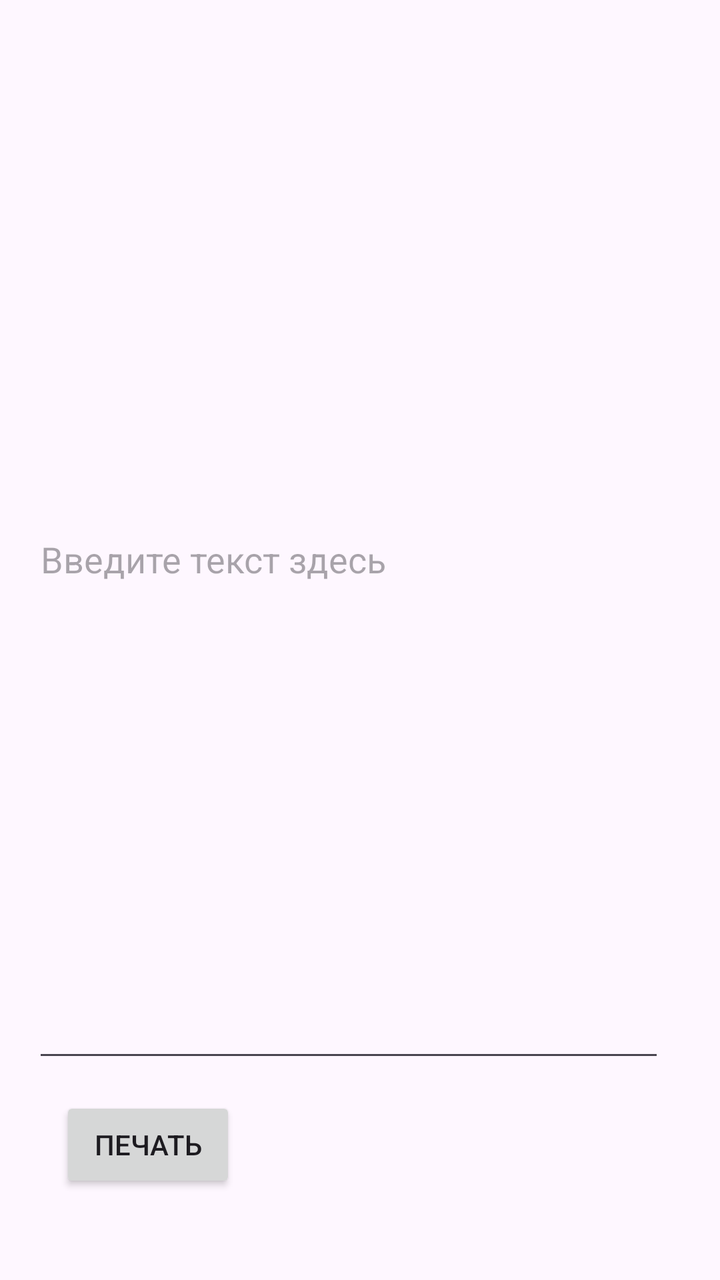
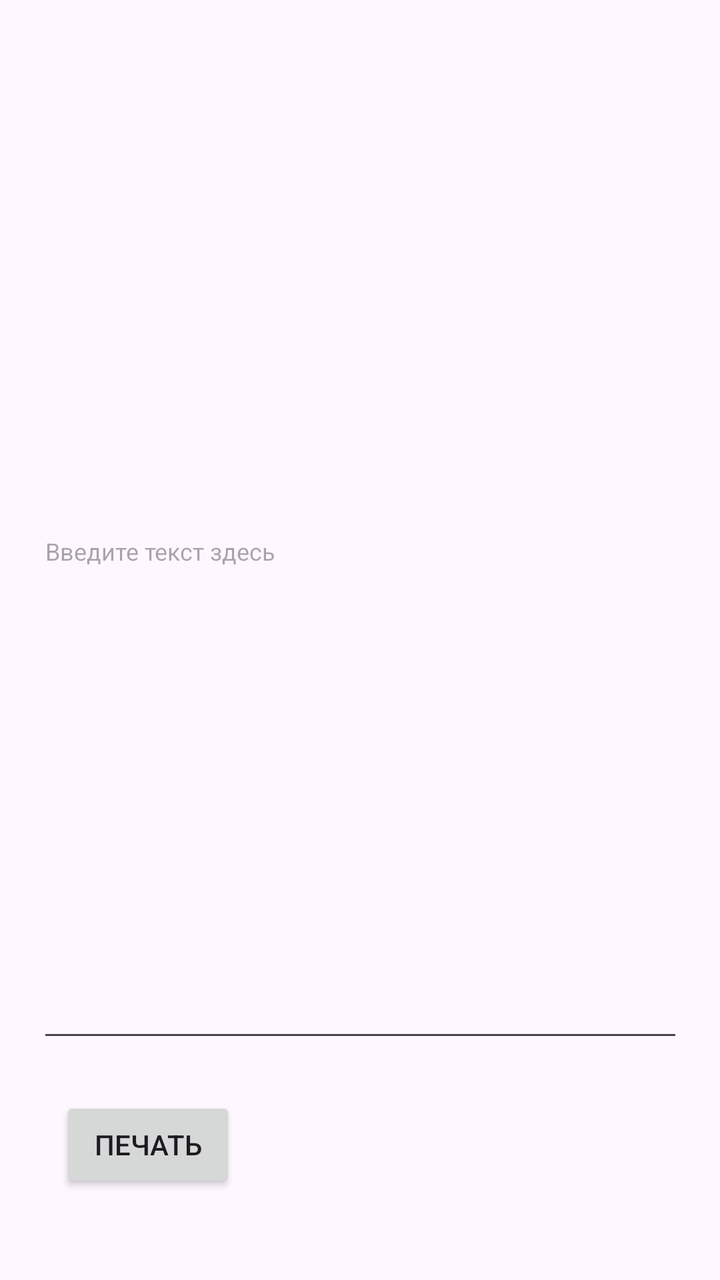

Screens rendered from an Android XML layout before and after an edit, with the pre-edit source and the edit as a unified diff.
<!-- AndroidManifest.xml: application theme Theme.TermPrinter -->
<!-- res/layout/text_printer.xml -->
<?xml version="1.0" encoding="utf-8"?>
<androidx.constraintlayout.widget.ConstraintLayout xmlns:android="http://schemas.android.com/apk/res/android"
    xmlns:app="http://schemas.android.com/apk/res-auto"
    xmlns:tools="http://schemas.android.com/tools"
    android:id="@+id/main"
    android:layout_width="match_parent"
    android:layout_height="match_parent"
    tools:context=".printer.TextPrinter">

    <Button
        android:id="@+id/print"
        android:layout_width="wrap_content"
        android:layout_height="wrap_content"
        android:onClick="goPrint"
        android:text="печать"
        app:layout_constraintBottom_toBottomOf="parent"
        app:layout_constraintEnd_toEndOf="parent"
        app:layout_constraintHorizontal_bias="0.11"
        app:layout_constraintStart_toStartOf="parent"
        app:layout_constraintTop_toTopOf="parent"
        app:layout_constraintVertical_bias="0.926" />

    <EditText
        android:id="@+id/simpleEditText"
        android:layout_width="316dp"
        android:layout_height="516dp"
        android:hint="Введите текст здесь"
        android:inputType="textMultiLine"
        app:layout_constraintBottom_toBottomOf="parent"
        app:layout_constraintEnd_toEndOf="parent"
        app:layout_constraintHorizontal_bias="0.368"
        app:layout_constraintStart_toStartOf="parent"
        app:layout_constraintTop_toTopOf="parent"
        app:layout_constraintVertical_bias="0.162" />
</androidx.constraintlayout.widget.ConstraintLayout>
<!-- resources referenced by this layout -->
<resources>
  <style name="Theme.TermPrinter" parent="Base.Theme.TermPrinter" />
  <style name="Base.Theme.TermPrinter" parent="Theme.Material3.DayNight.NoActionBar">
          
          
      </style>
</resources>

<!-- the commit's change to res/layout/text_printer.xml (unified diff, before → after) -->
@@ -22,14 +22,40 @@
 
     <EditText
         android:id="@+id/simpleEditText"
-        android:layout_width="316dp"
-        android:layout_height="516dp"
+        android:layout_width="323dp"
+        android:layout_height="504dp"
         android:hint="Введите текст здесь"
         android:inputType="textMultiLine"
+        android:textSize="12sp"
         app:layout_constraintBottom_toBottomOf="parent"
         app:layout_constraintEnd_toEndOf="parent"
-        app:layout_constraintHorizontal_bias="0.368"
         app:layout_constraintStart_toStartOf="parent"
         app:layout_constraintTop_toTopOf="parent"
         app:layout_constraintVertical_bias="0.162" />
+
+    <ProgressBar
+        android:id="@+id/progressBar"
+        style="?android:attr/progressBarStyle"
+        android:layout_width="204dp"
+        android:layout_height="217dp"
+        android:visibility="gone"
+        app:layout_constraintBottom_toBottomOf="parent"
+        app:layout_constraintEnd_toEndOf="parent"
+        app:layout_constraintHorizontal_bias="0.55"
+        app:layout_constraintStart_toStartOf="parent"
+        app:layout_constraintTop_toTopOf="parent"
+        app:layout_constraintVertical_bias="0.408" />
+
+    <TextView
+        android:id="@+id/textView"
+        android:layout_width="110dp"
+        android:layout_height="34dp"
+        android:text="Печатаем"
+        android:visibility="gone"
+        app:layout_constraintBottom_toBottomOf="parent"
+        app:layout_constraintEnd_toEndOf="parent"
+        app:layout_constraintHorizontal_bias="0.498"
+        app:layout_constraintStart_toStartOf="parent"
+        app:layout_constraintTop_toBottomOf="@+id/progressBar"
+        app:layout_constraintVertical_bias="0.0" />
 </androidx.constraintlayout.widget.ConstraintLayout>
